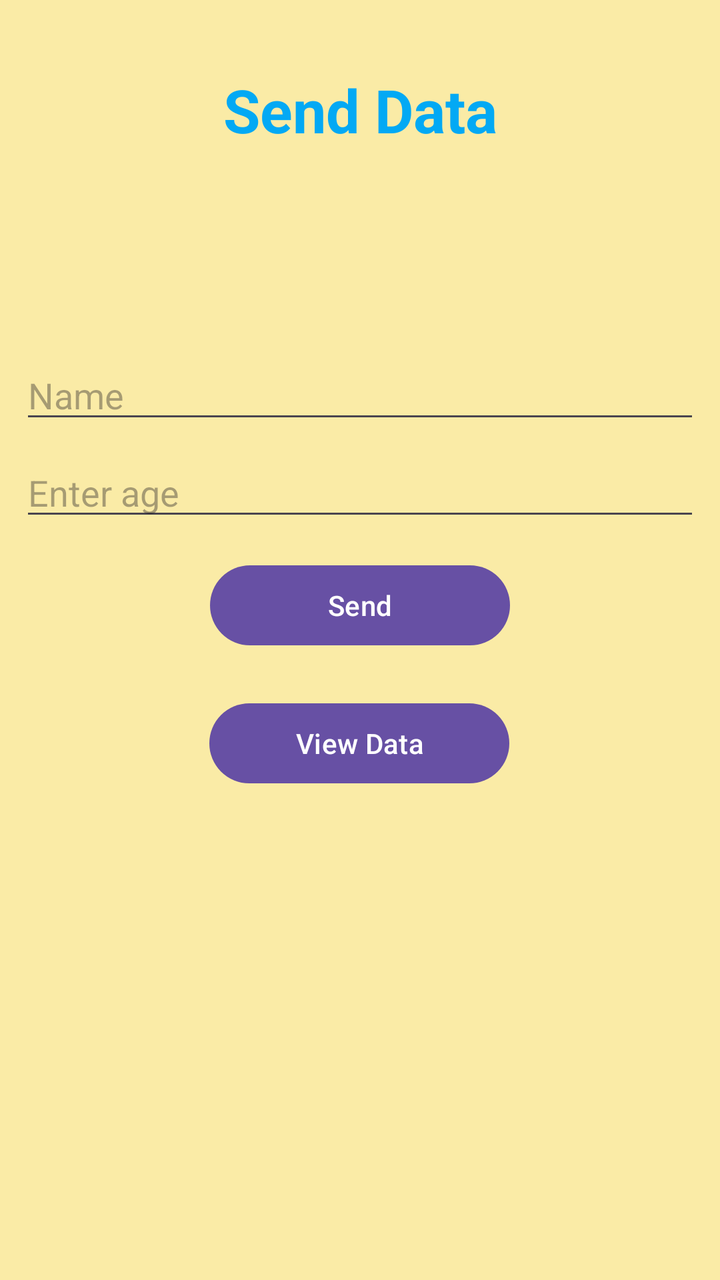
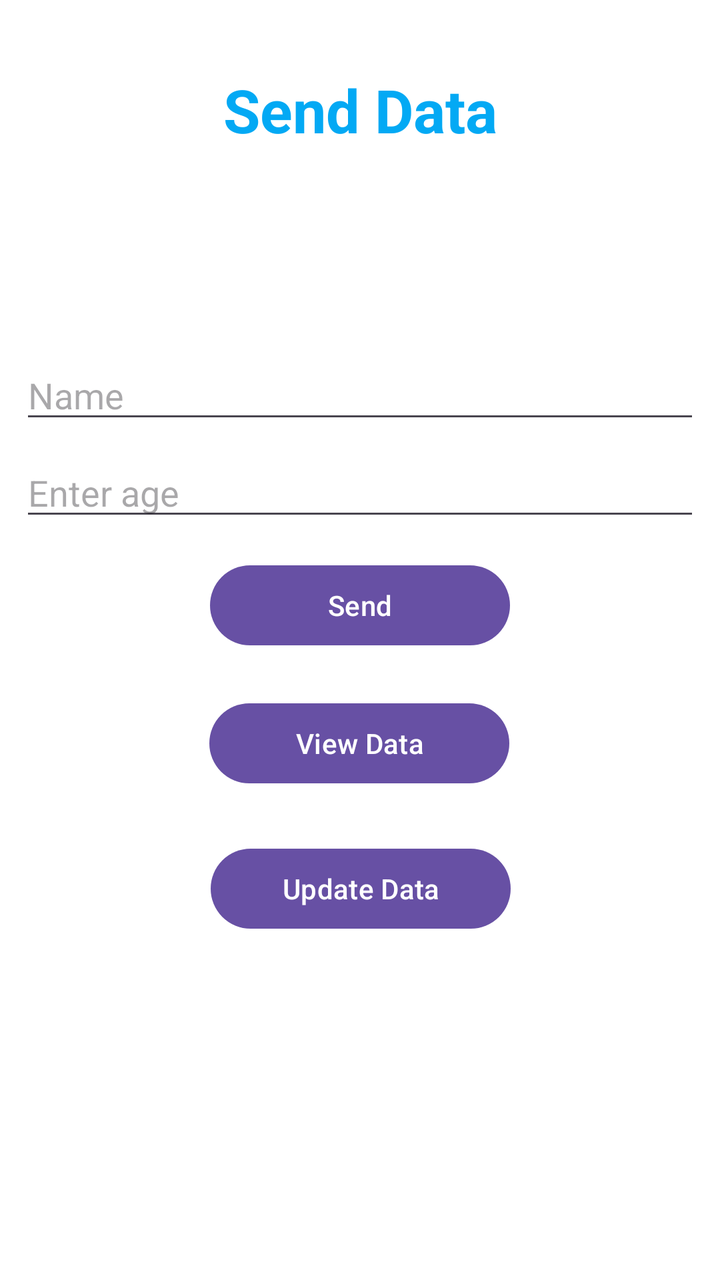

Compare the two renders of this Android layout. The source of the first and the diff that turns it into the second are given below.
<!-- AndroidManifest.xml: application theme Theme.Lab9 -->
<!-- res/layout/activity_main.xml -->
<?xml version="1.0" encoding="utf-8"?>
<androidx.constraintlayout.widget.ConstraintLayout xmlns:android="http://schemas.android.com/apk/res/android"
    xmlns:app="http://schemas.android.com/apk/res-auto"
    xmlns:tools="http://schemas.android.com/tools"
    android:id="@+id/main"
    android:layout_width="match_parent"
    android:layout_height="match_parent"
    tools:context=".MainActivity"
    android:background="#FAEBA6">

    <TextView
        android:layout_width="wrap_content"
        android:layout_height="wrap_content"
        android:text="Send Data"
        android:textColor="#03A9F4"
        android:textSize="30dp"
        android:textStyle="bold"
        app:layout_constraintBottom_toBottomOf="parent"
        app:layout_constraintEnd_toEndOf="parent"
        app:layout_constraintStart_toStartOf="parent"
        app:layout_constraintTop_toTopOf="parent"
        app:layout_constraintVertical_bias="0.058" />

    <EditText
        android:id="@+id/name"
        android:layout_width="match_parent"
        android:layout_height="wrap_content"
        android:ems="10"
        android:inputType="text"
        android:hint="Name"
        android:layout_marginLeft="10dp"
        android:layout_marginRight="10dp"
        app:layout_constraintBottom_toBottomOf="parent"
        app:layout_constraintEnd_toEndOf="parent"
        app:layout_constraintHorizontal_bias="0.477"
        app:layout_constraintStart_toStartOf="parent"
        app:layout_constraintTop_toTopOf="parent"
        app:layout_constraintVertical_bias="0.293" />

    <EditText
        android:id="@+id/age"
        android:layout_width="match_parent"
        android:layout_height="wrap_content"
        android:ems="10"
        android:inputType="text"
        android:hint="Enter age"
        android:layout_marginRight="10dp"
        android:layout_marginLeft="10dp"
        app:layout_constraintBottom_toBottomOf="parent"
        app:layout_constraintEnd_toEndOf="parent"
        app:layout_constraintHorizontal_bias="0.0"
        app:layout_constraintStart_toStartOf="parent"
        app:layout_constraintTop_toTopOf="parent"
        app:layout_constraintVertical_bias="0.374" />

    <Button
        android:id="@+id/send"
        android:layout_width="150dp"
        android:layout_height="wrap_content"
        android:text="Send"
        app:layout_constraintBottom_toBottomOf="parent"
        app:layout_constraintEnd_toEndOf="parent"
        app:layout_constraintStart_toStartOf="parent"
        app:layout_constraintTop_toTopOf="parent"
        app:layout_constraintVertical_bias="0.471" />

    <Button
        android:id="@+id/view"
        android:layout_width="150dp"
        android:layout_height="wrap_content"
        android:text="View Data"
        app:layout_constraintBottom_toBottomOf="parent"
        app:layout_constraintEnd_toEndOf="parent"
        app:layout_constraintHorizontal_bias="0.498"
        app:layout_constraintStart_toStartOf="parent"
        app:layout_constraintTop_toTopOf="parent"
        app:layout_constraintVertical_bias="0.587" />

</androidx.constraintlayout.widget.ConstraintLayout>
<!-- resources referenced by this layout -->
<resources>
  <style name="Theme.Lab9" parent="Base.Theme.Lab9" />
  <style name="Base.Theme.Lab9" parent="Theme.Material3.DayNight.NoActionBar">
          
          
      </style>
</resources>

<!-- the commit's change to res/layout/activity_main.xml (unified diff, before → after) -->
@@ -6,7 +6,7 @@
     android:layout_width="match_parent"
     android:layout_height="match_parent"
     tools:context=".MainActivity"
-    android:background="#FAEBA6">
+    android:background="@color/white">
 
     <TextView
         android:layout_width="wrap_content"
@@ -76,4 +76,16 @@
         app:layout_constraintTop_toTopOf="parent"
         app:layout_constraintVertical_bias="0.587" />
 
+    <Button
+        android:id="@+id/update"
+        android:layout_width="150dp"
+        android:layout_height="wrap_content"
+        android:text="Update Data"
+        app:layout_constraintBottom_toBottomOf="parent"
+        app:layout_constraintEnd_toEndOf="parent"
+        app:layout_constraintHorizontal_bias="0.501"
+        app:layout_constraintStart_toStartOf="parent"
+        app:layout_constraintTop_toTopOf="parent"
+        app:layout_constraintVertical_bias="0.71" />
+
 </androidx.constraintlayout.widget.ConstraintLayout>
<!-- resource entries referenced after the edit -->
@@ -1,5 +1,6 @@
 <!-- resources referenced by this layout -->
 <resources>
+  <color name="white">#FFFFFFFF</color>
   <style name="Theme.Lab9" parent="Base.Theme.Lab9" />
   <style name="Base.Theme.Lab9" parent="Theme.Material3.DayNight.NoActionBar">
           
